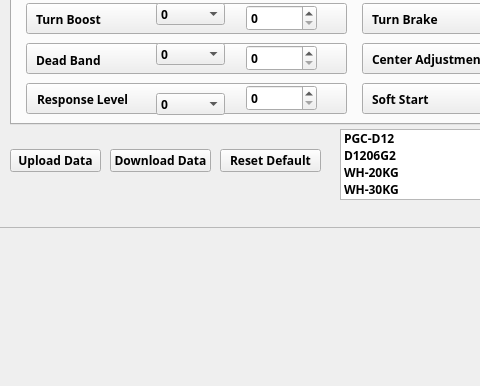
lisi099/ServoFixtureAll, file HDclientNew1/mainwindow.ui: the form before one commit; both pictures show x 0 to 480 and y 221 to 607 of the 970 by 607 pixel window.
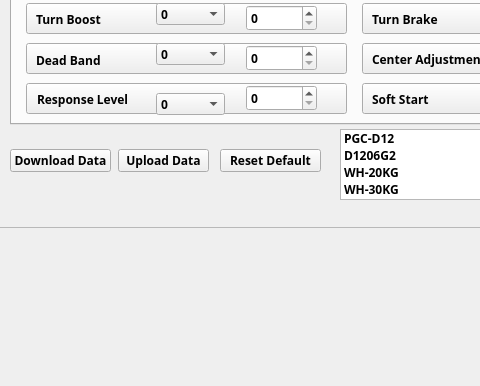
The form after the commit. Icons and pictures are not drawn. Custom widgets are drawn as their Qt base class.

The edit to the form file:
```diff
--- a/HDclientNew1/mainwindow.ui
+++ b/HDclientNew1/mainwindow.ui
@@ -1733,26 +1733,6 @@
      <rect>
       <x>10</x>
       <y>370</y>
-      <width>91</width>
-      <height>23</height>
-     </rect>
-    </property>
-    <property name="font">
-     <font>
-      <family>微软雅黑</family>
-      <weight>75</weight>
-      <bold>true</bold>
-     </font>
-    </property>
-    <property name="text">
-     <string>Upload Data</string>
-    </property>
-   </widget>
-   <widget class="QPushButton" name="pushButton_writeData">
-    <property name="geometry">
-     <rect>
-      <x>110</x>
-      <y>370</y>
       <width>101</width>
       <height>23</height>
      </rect>
@@ -1768,6 +1748,26 @@
      <string>Download Data</string>
     </property>
    </widget>
+   <widget class="QPushButton" name="pushButton_writeData">
+    <property name="geometry">
+     <rect>
+      <x>118</x>
+      <y>370</y>
+      <width>91</width>
+      <height>23</height>
+     </rect>
+    </property>
+    <property name="font">
+     <font>
+      <family>微软雅黑</family>
+      <weight>75</weight>
+      <bold>true</bold>
+     </font>
+    </property>
+    <property name="text">
+     <string>Upload Data</string>
+    </property>
+   </widget>
    <widget class="QListWidget" name="listWidget">
     <property name="geometry">
      <rect>
```
Left out of the diff: 3 changed lines with no effect on the pictures.
